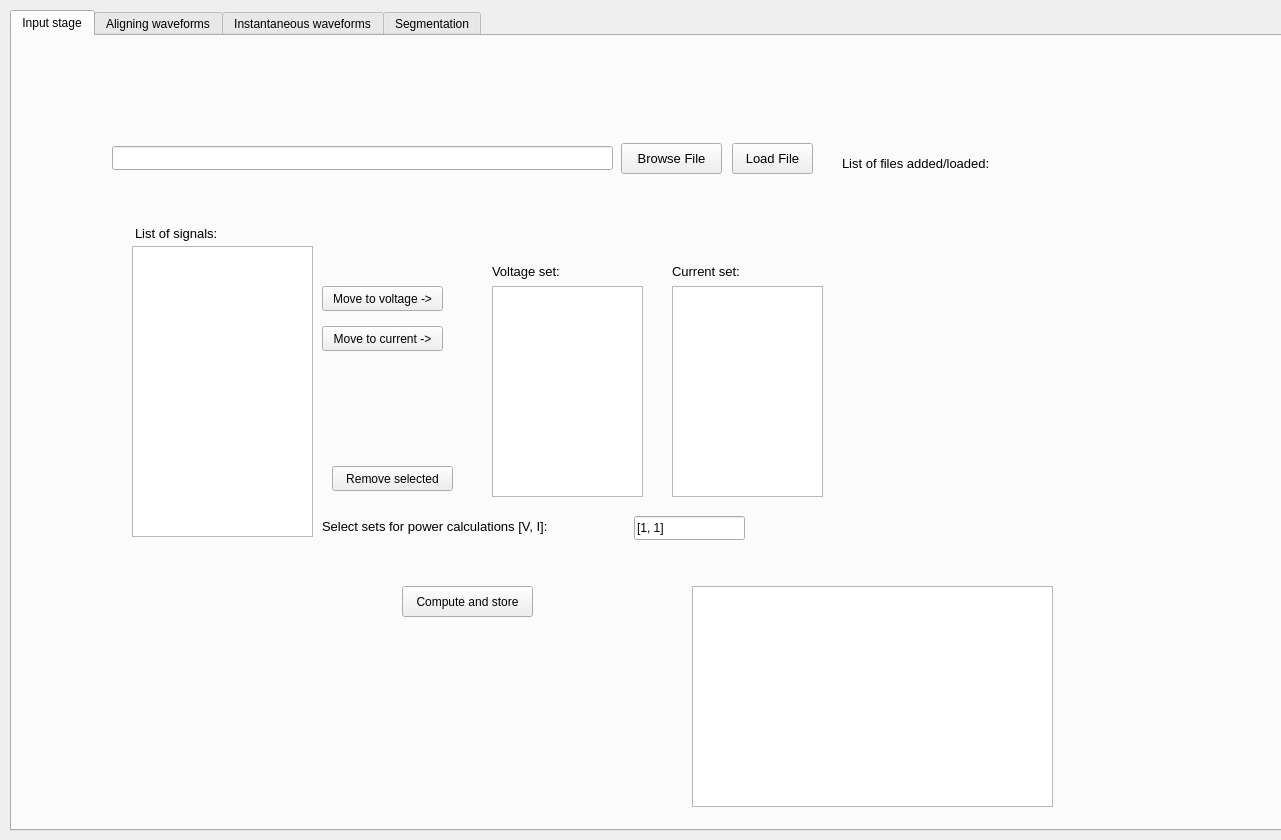
The window that Trial_UI_V2.ui (AjeyDikshit/ExpertSystem) describes before a commit, drawn with Qt 5.
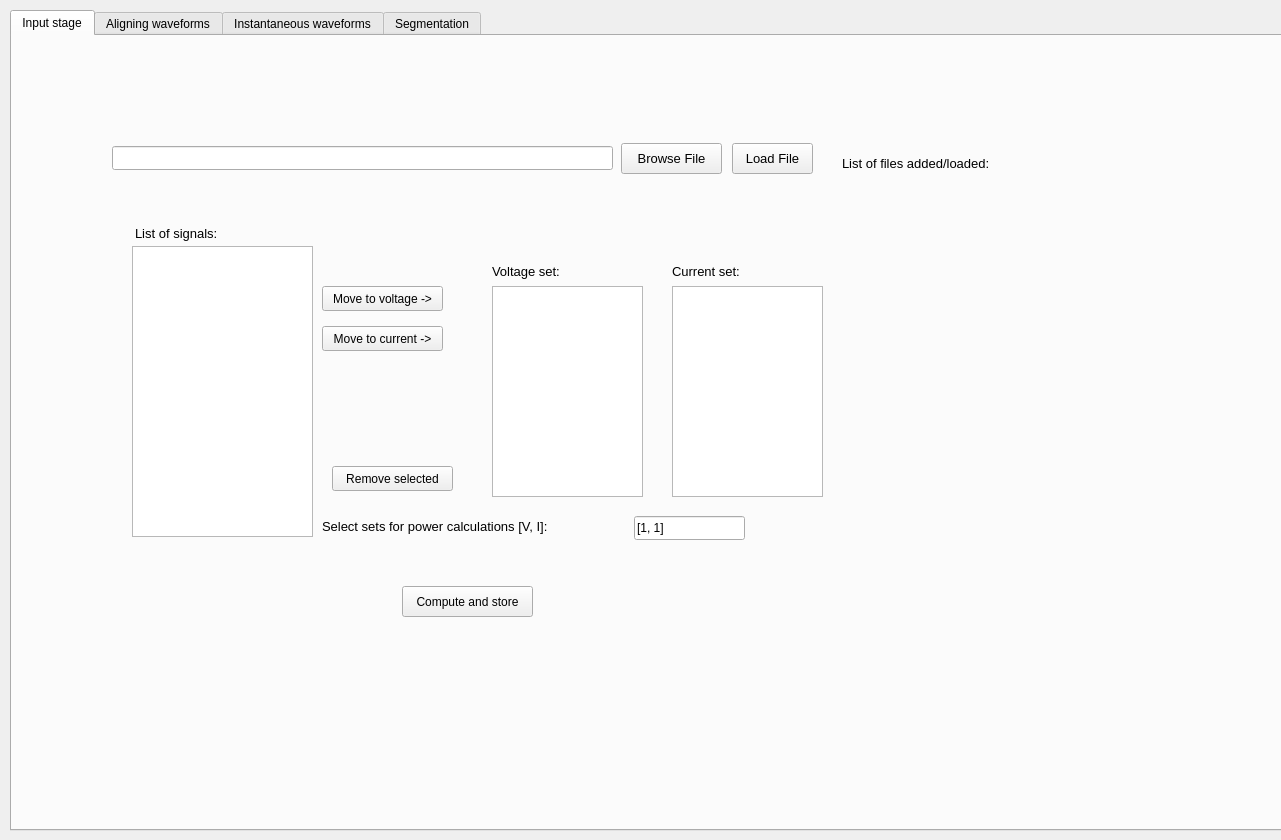
The same window after the commit. The open tabs and pages were chosen to show the change. Icons and pictures are not drawn. Custom widgets are drawn as their Qt base class.

Commit message: Removed worker class threading

Diff of the .ui file:
```diff
--- a/Trial_UI_V2.ui
+++ b/Trial_UI_V2.ui
@@ -442,19 +442,6 @@
        <number>0</number>
       </property>
      </widget>
-     <widget class="QTextEdit" name="file_calculation_progress">
-      <property name="geometry">
-       <rect>
-        <x>680</x>
-        <y>550</y>
-        <width>361</width>
-        <height>221</height>
-       </rect>
-      </property>
-      <property name="readOnly">
-       <bool>true</bool>
-      </property>
-     </widget>
     </widget>
     <widget class="QWidget" name="tab_2">
      <attribute name="title">
```
Left out of the diff: 2 changed lines with no effect on the pictures. The commit also changes 1 other file.
